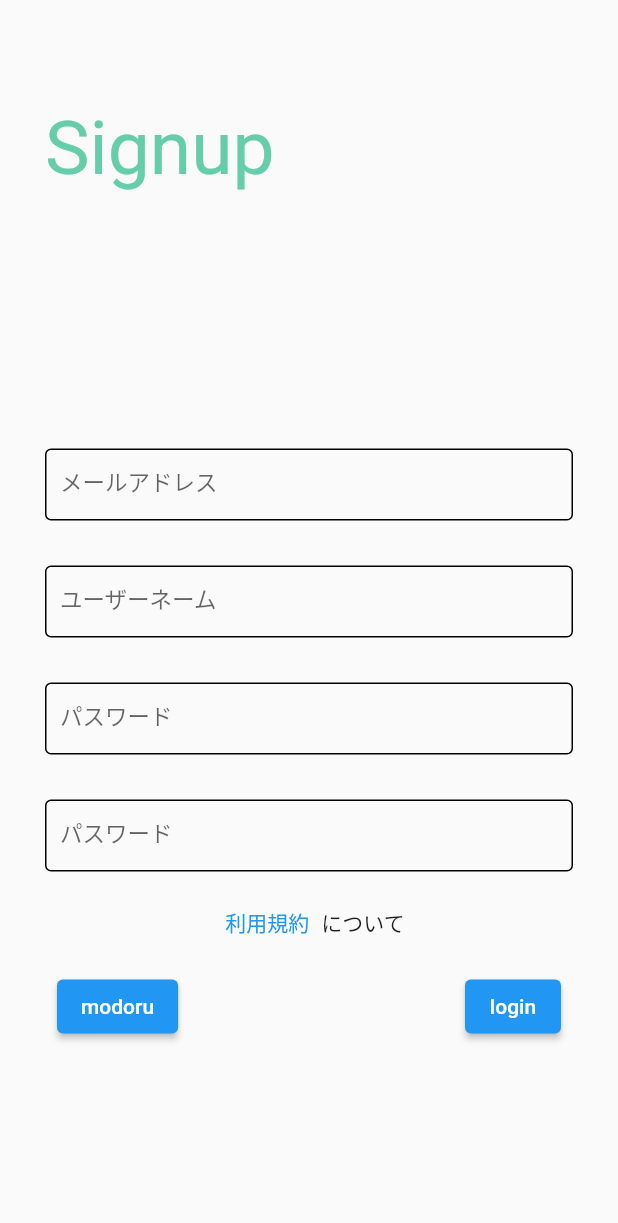
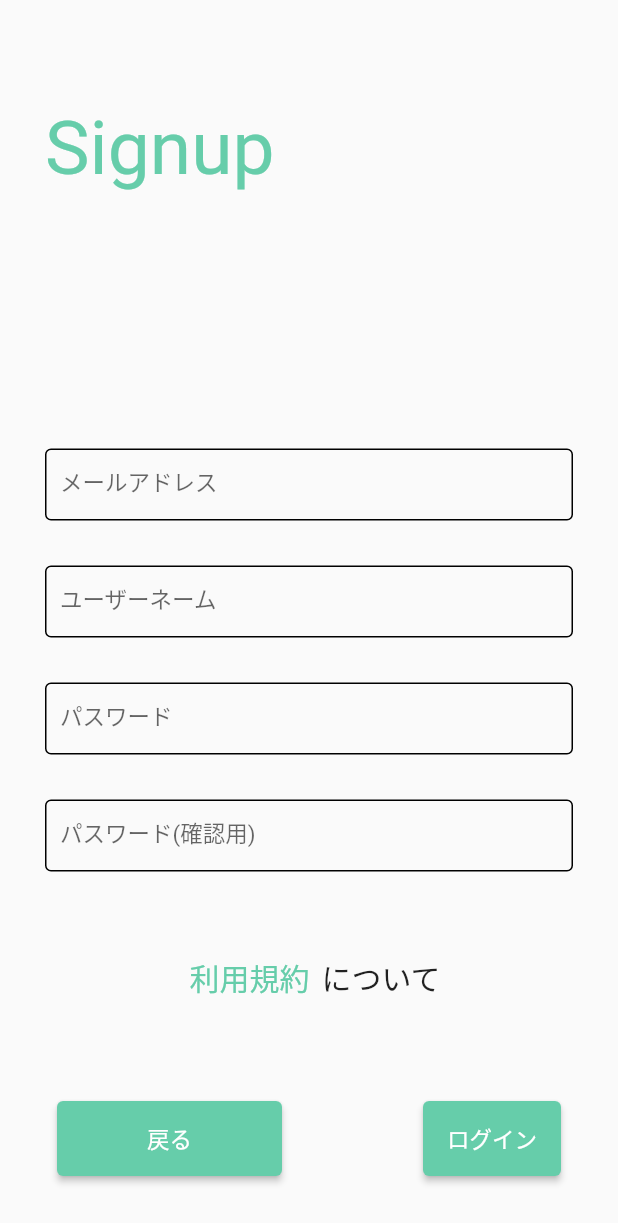
Before and after one commit to nobu35/Omorode, a Flutter app: the screen it shows after launch, after a tap on "アカウント作成はこちら", on a phone screen of 412 x 824 dp. Shown: the top 1223 px of the screen. Run offline on Flutter 3.47's test engine with Material 2 defaults, Android fonts, the phone set to English and light mode, and no system bars; our stand-ins replace firebase_core; accounts and stored records are empty.

Commit message:
諸変更

```diff
--- a/lib/signup.dart
+++ b/lib/signup.dart
@@ -41,9 +41,9 @@ class Signup extends StatelessWidget {
                     //余白
                     const Padding(padding: EdgeInsets.only(top: 30)),
                     //パスワード(確認)
-                    const TextA(text: "パスワード"),
+                    const TextA(text: "パスワード(確認用)"),
                     //余白
-                    const Padding(padding: EdgeInsets.only(top: 10)),
+                    const Padding(padding: EdgeInsets.only(top: 47)),
                     //利用規約のところ
                     Row(
                       // 中央寄せ
@@ -54,34 +54,59 @@ class Signup extends StatelessWidget {
                           style: TextButton.styleFrom(
                               minimumSize: const Size(1, 1)),
                           onPressed: () {},
-                          child: const Text('利用規約'),
+                          child: const Text(
+                            ('利用規約'),
+                            style: TextStyle(
+                              color: Color.fromARGB(255, 102, 205, 170),
+                              fontSize: 20,
+                            ),
+                          ),
                         ),
-                        const Text('について'),
+                        const Text(('について'),
+                            style: TextStyle(
+                              fontSize: 20,
+                            )),
                       ],
                     ),
+                    //余白
+                    const Padding(padding: EdgeInsets.only(top: 50)),
                     //ボタンのグループ
                     ButtonBar(
                       alignment: MainAxisAlignment.spaceBetween,
                       children: [
                         //「Login」画面に移動
                         ElevatedButton(
+                          style: ElevatedButton.styleFrom(
+                              minimumSize: const Size(150, 50),
+                              backgroundColor:
+                                  const Color.fromARGB(255, 102, 205, 170)),
                           onPressed: () => {
                             Navigator.of(context)
                                 .push(MaterialPageRoute(builder: (context) {
                               return const Login();
                             }))
                           },
-                          child: const Text('modoru'),
+                          child: const Text(
+                            ('戻る'),
+                            style: TextStyle(fontSize: 15),
+                          ),
                         ),
                         //「掲示板」画面に移動
                         ElevatedButton(
+                          style: ElevatedButton.styleFrom(
+                              minimumSize: const Size(20, 50),
+                              backgroundColor:
+                                  const Color.fromARGB(255, 102, 205, 170)),
                           onPressed: () {
                             Navigator.of(context)
                                 .push(MaterialPageRoute(builder: (context) {
                               return const App();
                             }));
                           },
-                          child: const Text('login'),
+                          child: const Text(
+                            ('ログイン'),
+                            style: TextStyle(fontSize: 15),
+                          ),
                         ),
                       ],
                     ),
```
Also changed, not shown: lib/account.dart (+4 -18 lines).
